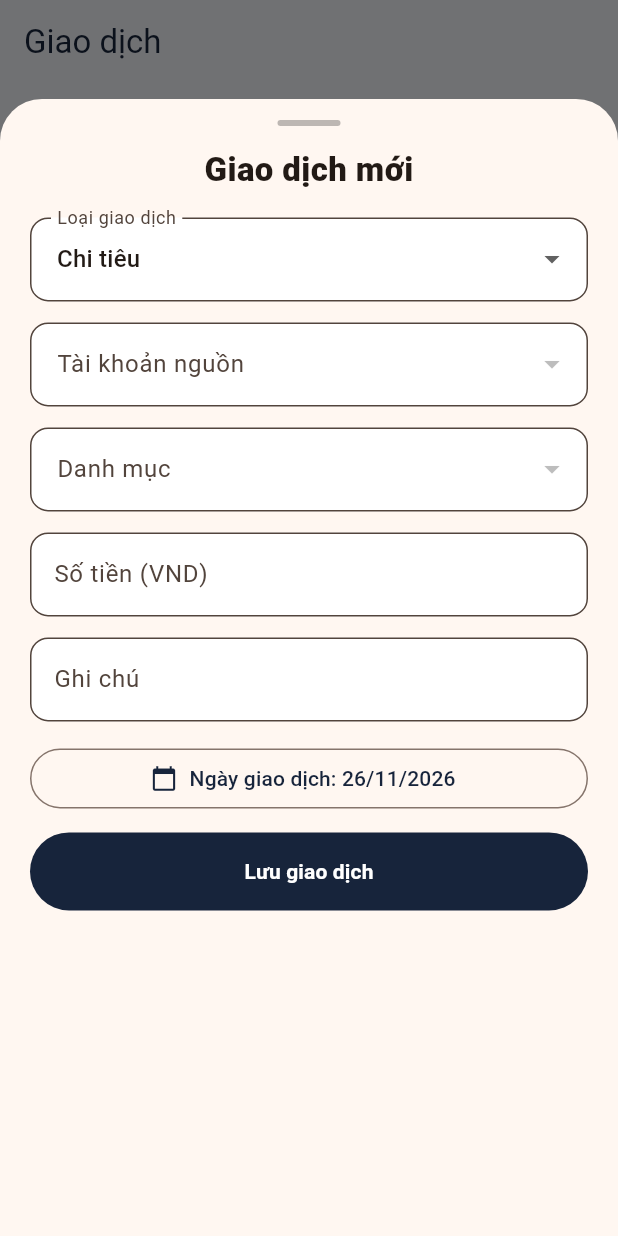
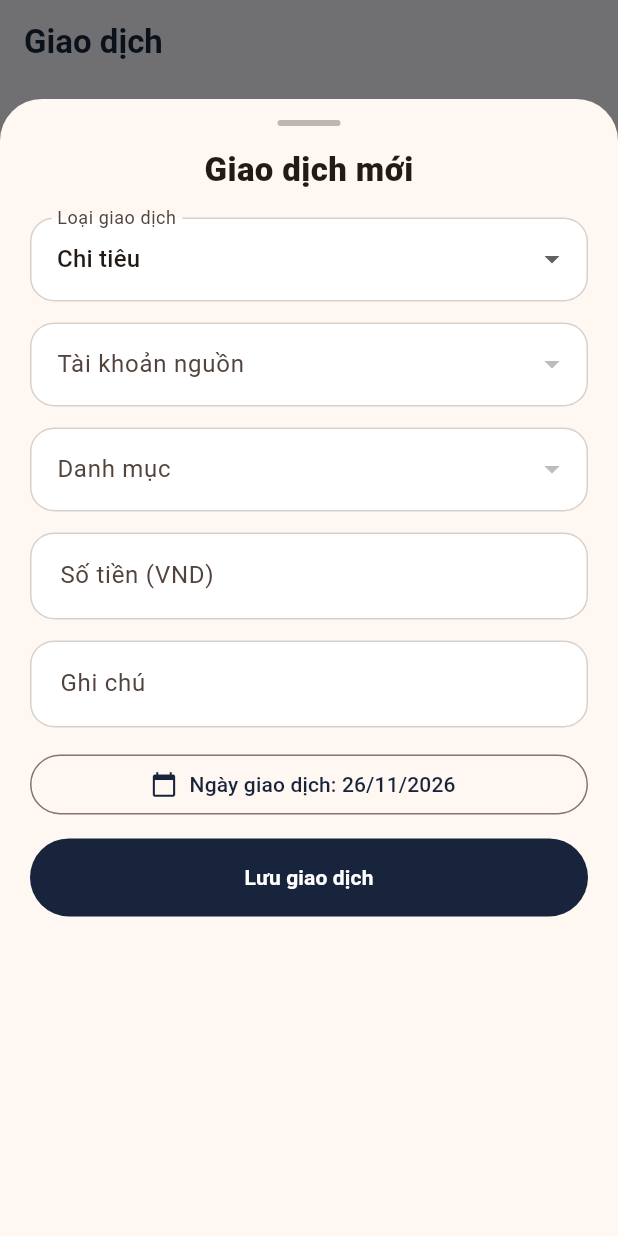
Before and after one commit to nhatlong2595-max/dtt-finance-android, a Flutter app: the TransactionsScreen screen opened directly with empty values, after a tap on "Thêm giao dịch", on a phone screen of 412 x 824 dp. Run offline on Flutter 3.47's test engine with Material 3 defaults, Android fonts, the phone set to English and light mode, and no system bars; our stand-ins replace package_info_plus, shared_preferences, sqflite; accounts and stored records are empty; statements that could not run were skipped.

Commit message:
Polish DTT Finance theme and input spacing

```diff
--- a/lib/core/theme.dart
+++ b/lib/core/theme.dart
@@ -1,2 +1,12 @@
 import 'package:flutter/material.dart';
-class DttTheme { static const navy=Color(0xFF17243B); static const orange=Color(0xFFFF8A3D); static const pink=Color(0xFFF4DCE5); static const background=Color(0xFFF5F6FA); static ThemeData get light=>ThemeData(useMaterial3:true,scaffoldBackgroundColor:background,colorScheme:ColorScheme.fromSeed(seedColor:orange,primary:navy,secondary:orange),appBarTheme:const AppBarTheme(backgroundColor:background,foregroundColor:navy,elevation:0),inputDecorationTheme:InputDecorationTheme(border:OutlineInputBorder(borderRadius:BorderRadius.circular(12)))); }
+class DttTheme {
+ static const navy=Color(0xFF17243B),orange=Color(0xFFFF8A3D),pink=Color(0xFFF4DCE5),background=Color(0xFFF5F4F8),surface=Color(0xFFFFF1E8);
+ static ThemeData get light=>ThemeData(
+  useMaterial3:true,scaffoldBackgroundColor:background,
+  colorScheme:ColorScheme.fromSeed(seedColor:orange,primary:navy,secondary:orange,surface:Colors.white),
+  appBarTheme:const AppBarTheme(backgroundColor:background,foregroundColor:navy,elevation:0,centerTitle:false,titleTextStyle:TextStyle(color:navy,fontSize:22,fontWeight:FontWeight.w700)),
+  cardTheme:CardThemeData(color:surface,elevation:1,margin:const EdgeInsets.symmetric(vertical:6),shape:RoundedRectangleBorder(borderRadius:BorderRadius.circular(18))),
+  inputDecorationTheme:InputDecorationTheme(filled:true,fillColor:Colors.white,contentPadding:const EdgeInsets.symmetric(horizontal:16,vertical:17),border:OutlineInputBorder(borderRadius:BorderRadius.circular(16),borderSide:const BorderSide(color:Color(0xFFD8D0CA))),enabledBorder:OutlineInputBorder(borderRadius:BorderRadius.circular(16),borderSide:const BorderSide(color:Color(0xFFD8D0CA))),focusedBorder:OutlineInputBorder(borderRadius:BorderRadius.circular(16),borderSide:const BorderSide(color:navy,width:1.5))),
+  navigationBarTheme:const NavigationBarThemeData(backgroundColor:Color(0xFFFFEAE1),indicatorColor:Color(0xFFFFD9C5),height:76,labelTextStyle:WidgetStatePropertyAll(TextStyle(fontWeight:FontWeight.w600))),
+ );
+}
```
